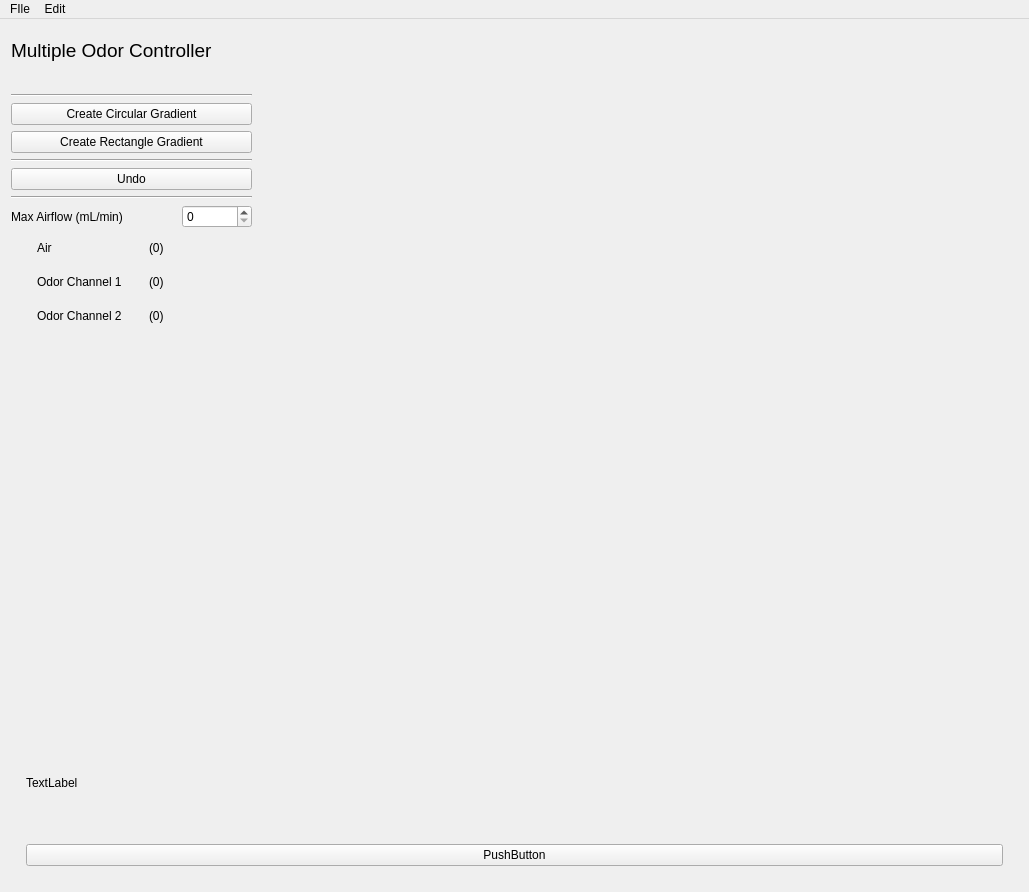
Old version of the form mainwindow.ui in the repository flybrains/odorscape.
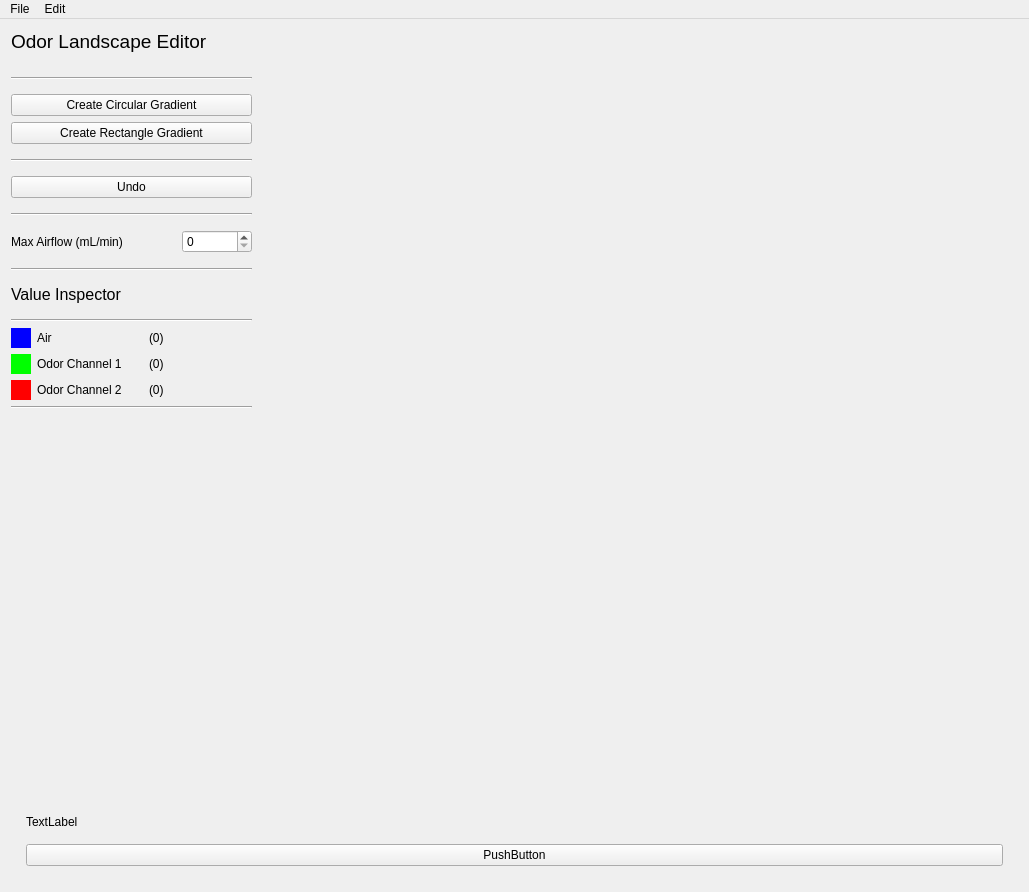
New version of the form. Icons and pictures are not drawn.

Diff of the .ui file:
```diff
--- a/mainwindow.ui
+++ b/mainwindow.ui
@@ -42,7 +42,7 @@
            </font>
           </property>
           <property name="text">
-           <string>Multiple Odor Controller</string>
+           <string>Odor Landscape Editor</string>
           </property>
          </widget>
         </item>
@@ -71,6 +71,19 @@
           </property>
          </widget>
         </item>
+        <item>
+         <spacer name="verticalSpacer_8">
+          <property name="orientation">
+           <enum>Qt::Vertical</enum>
+          </property>
+          <property name="sizeHint" stdset="0">
+           <size>
+            <width>20</width>
+            <height>40</height>
+           </size>
+          </property>
+         </spacer>
+        </item>
         <item>
          <widget class="QPushButton" name="circularGradientButton">
           <property name="sizePolicy">
@@ -91,6 +104,19 @@
           </property>
          </widget>
         </item>
+        <item>
+         <spacer name="verticalSpacer_6">
+          <property name="orientation">
+           <enum>Qt::Vertical</enum>
+          </property>
+          <property name="sizeHint" stdset="0">
+           <size>
+            <width>20</width>
+            <height>40</height>
+           </size>
+          </property>
+         </spacer>
+        </item>
         <item>
          <widget class="Line" name="line">
           <property name="orientation">
@@ -98,6 +124,19 @@
           </property>
          </widget>
         </item>
+        <item>
+         <spacer name="verticalSpacer_7">
+          <property name="orientation">
+           <enum>Qt::Vertical</enum>
+          </property>
+          <property name="sizeHint" stdset="0">
+           <size>
+            <width>20</width>
+            <height>40</height>
+           </size>
+          </property>
+         </spacer>
+        </item>
         <item>
          <widget class="QPushButton" name="rollbackPushButton">
           <property name="text">
@@ -105,6 +144,19 @@
           </property>
          </widget>
         </item>
+        <item>
+         <spacer name="verticalSpacer_5">
+          <property name="orientation">
+           <enum>Qt::Vertical</enum>
+          </property>
+          <property name="sizeHint" stdset="0">
+           <size>
+            <width>20</width>
+            <height>40</height>
+           </size>
+          </property>
+         </spacer>
+        </item>
         <item>
          <widget class="Line" name="line_2">
           <property name="orientation">
@@ -112,6 +164,19 @@
           </property>
          </widget>
         </item>
+        <item>
+         <spacer name="verticalSpacer_3">
+          <property name="orientation">
+           <enum>Qt::Vertical</enum>
+          </property>
+          <property name="sizeHint" stdset="0">
+           <size>
+            <width>20</width>
+            <height>40</height>
+           </size>
+          </property>
+         </spacer>
+        </item>
         <item>
          <layout class="QHBoxLayout" name="horizontalLayout_9">
           <item>
@@ -148,6 +213,77 @@
           </item>
          </layout>
         </item>
+        <item>
+         <spacer name="verticalSpacer_2">
+          <property name="orientation">
+           <enum>Qt::Vertical</enum>
+          </property>
+          <property name="sizeHint" stdset="0">
+           <size>
+            <width>20</width>
+            <height>40</height>
+           </size>
+          </property>
+         </spacer>
+        </item>
+        <item>
+         <widget class="Line" name="line_4">
+          <property name="orientation">
+           <enum>Qt::Horizontal</enum>
+          </property>
+         </widget>
+        </item>
+        <item>
+         <spacer name="verticalSpacer">
+          <property name="orientation">
+           <enum>Qt::Vertical</enum>
+          </property>
+          <property name="sizeHint" stdset="0">
+           <size>
+            <width>20</width>
+            <height>40</height>
+           </size>
+          </property>
+         </spacer>
+        </item>
+        <item>
+         <widget class="QLabel" name="label_6">
+          <property name="maximumSize">
+           <size>
+            <width>16777215</width>
+            <height>40</height>
+           </size>
+          </property>
+          <property name="font">
+           <font>
+            <pointsize>12</pointsize>
+           </font>
+          </property>
+          <property name="text">
+           <string>Value Inspector</string>
+          </property>
+         </widget>
+        </item>
+        <item>
+         <spacer name="verticalSpacer_9">
+          <property name="orientation">
+           <enum>Qt::Vertical</enum>
+          </property>
+          <property name="sizeHint" stdset="0">
+           <size>
+            <width>20</width>
+            <height>40</height>
+           </size>
+          </property>
+         </spacer>
+        </item>
+        <item>
+         <widget class="Line" name="line_6">
+          <property name="orientation">
+           <enum>Qt::Horizontal</enum>
+          </property>
+         </widget>
+        </item>
         <item>
          <layout class="QVBoxLayout" name="verticalLayout_4">
           <item>
@@ -172,9 +308,427 @@
                 <height>20</height>
                </size>
               </property>
+              <property name="palette">
+               <palette>
+                <active>
+                 <colorrole role="WindowText">
+                  <brush brushstyle="SolidPattern">
+                   <color alpha="255">
+                    <red>0</red>
+                    <green>0</green>
+                    <blue>255</blue>
+                   </color>
+                  </brush>
+                 </colorrole>
+                 <colorrole role="Button">
+                  <brush brushstyle="SolidPattern">
+                   <color alpha="255">
+                    <red>0</red>
+                    <green>0</green>
+                    <blue>255</blue>
+                   </color>
+                  </brush>
+                 </colorrole>
+                 <colorrole role="Light">
+                  <brush brushstyle="SolidPattern">
+                   <color alpha="255">
+                    <red>127</red>
+                    <green>127</green>
+                    <blue>255</blue>
+                   </color>
+                  </brush>
+                 </colorrole>
+                 <colorrole role="Midlight">
+                  <brush brushstyle="SolidPattern">
+                   <color alpha="255">
+                    <red>63</red>
+                    <green>63</green>
+                    <blue>255</blue>
+                   </color>
+                  </brush>
+                 </colorrole>
+                 <colorrole role="Dark">
+                  <brush brushstyle="SolidPattern">
+                   <color alpha="255">
+                    <red>0</red>
+                    <green>0</green>
+                    <blue>127</blue>
+                   </color>
+                  </brush>
+                 </colorrole>
+                 <colorrole role="Mid">
+                  <brush brushstyle="SolidPattern">
+                   <color alpha="255">
+                    <red>0</red>
+                    <green>0</green>
+                    <blue>170</blue>
+                   </color>
+                  </brush>
+                 </colorrole>
+                 <colorrole role="Text">
+                  <brush brushstyle="SolidPattern">
+                   <color alpha="255">
+                    <red>0</red>
+                    <green>0</green>
+                    <blue>255</blue>
+                   </color>
+                  </brush>
+                 </colorrole>
+                 <colorrole role="BrightText">
+                  <brush brushstyle="SolidPattern">
+                   <color alpha="255">
+                    <red>255</red>
+                    <green>255</green>
+                    <blue>255</blue>
+                   </color>
+                  </brush>
+                 </colorrole>
+                 <colorrole role="ButtonText">
+                  <brush brushstyle="SolidPattern">
+                   <color alpha="255">
+                    <red>0</red>
+                    <green>0</green>
+                    <blue>255</blue>
+                   </color>
+                  </brush>
+                 </colorrole>
+                 <colorrole role="Base">
+                  <brush brushstyle="SolidPattern">
+                   <color alpha="255">
+                    <red>0</red>
+                    <green>0</green>
+                    <blue>255</blue>
+                   </color>
+                  </brush>
+                 </colorrole>
+                 <colorrole role="Window">
+                  <brush brushstyle="SolidPattern">
+                   <color alpha="255">
+                    <red>0</red>
+                    <green>0</green>
+                    <blue>255</blue>
+                   </color>
+                  </brush>
+                 </colorrole>
+                 <colorrole role="Shadow">
+                  <brush brushstyle="SolidPattern">
+                   <color alpha="255">
+                    <red>0</red>
+                    <green>0</green>
+                    <blue>0</blue>
+                   </color>
+                  </brush>
+                 </colorrole>
+                 <colorrole role="AlternateBase">
+                  <brush brushstyle="SolidPattern">
+                   <color alpha="255">
+                    <red>127</red>
+                    <green>127</green>
+                    <blue>255</blue>
+                   </color>
+                  </brush>
+                 </colorrole>
+                 <colorrole role="ToolTipBase">
+                  <brush brushstyle="SolidPattern">
+                   <color alpha="255">
+                    <red>255</red>
+                    <green>255</green>
+                    <blue>220</blue>
+                   </color>
+                  </brush>
+                 </colorrole>
+                 <colorrole role="ToolTipText">
+                  <brush brushstyle="SolidPattern">
+                   <color alpha="255">
+                    <red>0</red>
+                    <green>0</green>
+                    <blue>0</blue>
+                   </color>
+                  </brush>
+                 </colorrole>
+                </active>
+                <inactive>
+                 <colorrole role="WindowText">
+                  <brush brushstyle="SolidPattern">
+                   <color alpha="255">
+                    <red>0</red>
+                    <green>0</green>
+                    <blue>255</blue>
+                   </color>
+                  </brush>
+                 </colorrole>
+                 <colorrole role="Button">
+                  <brush brushstyle="SolidPattern">
+                   <color alpha="255">
+                    <red>0</red>
+                    <green>0</green>
+                    <blue>255</blue>
+                   </color>
+                  </brush>
+                 </colorrole>
+                 <colorrole role="Light">
+                  <brush brushstyle="SolidPattern">
+                   <color alpha="255">
+                    <red>127</red>
+                    <green>127</green>
+                    <blue>255</blue>
+                   </color>
+                  </brush>
+                 </colorrole>
+                 <colorrole role="Midlight">
+                  <brush brushstyle="SolidPattern">
+                   <color alpha="255">
+                    <red>63</red>
+                    <green>63</green>
+                    <blue>255</blue>
+                   </color>
+                  </brush>
+                 </colorrole>
+                 <colorrole role="Dark">
+                  <brush brushstyle="SolidPattern">
+                   <color alpha="255">
+                    <red>0</red>
+                    <green>0</green>
+                    <blue>127</blue>
+                   </color>
+                  </brush>
+                 </colorrole>
+                 <colorrole role="Mid">
+                  <brush brushstyle="SolidPattern">
+                   <color alpha="255">
+                    <red>0</red>
+                    <green>0</green>
+                    <blue>170</blue>
+                   </color>
+                  </brush>
+                 </colorrole>
+                 <colorrole role="Text">
+                  <brush brushstyle="SolidPattern">
+                   <color alpha="255">
+                    <red>0</red>
+                    <green>0</green>
+                    <blue>255</blue>
+                   </color>
+                  </brush>
+                 </colorrole>
+                 <colorrole role="BrightText">
+                  <brush brushstyle="SolidPattern">
+                   <color alpha="255">
+                    <red>255</red>
+                    <green>255</green>
+                    <blue>255</blue>
+                   </color>
+                  </brush>
+                 </colorrole>
+                 <colorrole role="ButtonText">
+                  <brush brushstyle="SolidPattern">
+                   <color alpha="255">
+                    <red>0</red>
+                    <green>0</green>
+                    <blue>255</blue>
+                   </color>
+                  </brush>
+                 </colorrole>
+                 <colorrole role="Base">
+                  <brush brushstyle="SolidPattern">
+                   <color alpha="255">
+                    <red>0</red>
+                    <green>0</green>
+                    <blue>255</blue>
+                   </color>
+                  </brush>
+                 </colorrole>
+                 <colorrole role="Window">
+                  <brush brushstyle="SolidPattern">
+                   <color alpha="255">
+                    <red>0</red>
+                    <green>0</green>
+                    <blue>255</blue>
+                   </color>
+                  </brush>
+                 </colorrole>
+                 <colorrole role="Shadow">
+                  <brush brushstyle="SolidPattern">
+                   <color alpha="255">
+                    <red>0</red>
+                    <green>0</green>
+                    <blue>0</blue>
+                   </color>
+                  </brush>
+                 </colorrole>
+                 <colorrole role="AlternateBase">
+                  <brush brushstyle="SolidPattern">
+                   <color alpha="255">
+                    <red>127</red>
+                    <green>127</green>
+                    <blue>255</blue>
+                   </color>
+                  </brush>
+                 </colorrole>
+                 <colorrole role="ToolTipBase">
+                  <brush brushstyle="SolidPattern">
+                   <color alpha="255">
+                    <red>255</red>
+                    <green>255</green>
+                    <blue>220</blue>
+                   </color>
+                  </brush>
+                 </colorrole>
+                 <colorrole role="ToolTipText">
+                  <brush brushstyle="SolidPattern">
+                   <color alpha="255">
+                    <red>0</red>
+                    <green>0</green>
+                    <blue>0</blue>
+                   </color>
+                  </brush>
+                 </colorrole>
+                </inactive>
+                <disabled>
+                 <colorrole role="WindowText">
+                  <brush brushstyle="SolidPattern">
+                   <color alpha="255">
+                    <red>0</red>
+                    <green>0</green>
+                    <blue>255</blue>
+                   </color>
+                  </brush>
+                 </colorrole>
+                 <colorrole role="Button">
+                  <brush brushstyle="SolidPattern">
+                   <color alpha="255">
+                    <red>0</red>
+                    <green>0</green>
+                    <blue>255</blue>
+                   </color>
+                  </brush>
+                 </colorrole>
+                 <colorrole role="Light">
+                  <brush brushstyle="SolidPattern">
+                   <color alpha="255">
+                    <red>127</red>
+                    <green>127</green>
+                    <blue>255</blue>
+                   </color>
+                  </brush>
+                 </colorrole>
+                 <colorrole role="Midlight">
+                  <brush brushstyle="SolidPattern">
+                   <color alpha="255">
+                    <red>63</red>
+                    <green>63</green>
+                    <blue>255</blue>
+                   </color>
+                  </brush>
+                 </colorrole>
+                 <colorrole role="Dark">
+                  <brush brushstyle="SolidPattern">
+                   <color alpha="255">
+                    <red>0</red>
+                    <green>0</green>
+                    <blue>127</blue>
+                   </color>
+                  </brush>
+                 </colorrole>
+                 <colorrole role="Mid">
+                  <brush brushstyle="SolidPattern">
+                   <color alpha="255">
+                    <red>0</red>
+                    <green>0</green>
+                    <blue>170</blue>
+                   </color>
+                  </brush>
+                 </colorrole>
+                 <colorrole role="Text">
+                  <brush brushstyle="SolidPattern">
+                   <color alpha="255">
+                    <red>0</red>
+                    <green>0</green>
+                    <blue>255</blue>
+                   </color>
+                  </brush>
+                 </colorrole>
+                 <colorrole role="BrightText">
+                  <brush brushstyle="SolidPattern">
+                   <color alpha="255">
+                    <red>255</red>
+                    <green>255</green>
+                    <blue>255</blue>
+                   </color>
+                  </brush>
+                 </colorrole>
+                 <colorrole role="ButtonText">
+                  <brush brushstyle="SolidPattern">
+                   <color alpha="255">
+                    <red>0</red>
+                    <green>0</green>
+                    <blue>255</blue>
+                   </color>
+                  </brush>
+                 </colorrole>
+                 <colorrole role="Base">
+                  <brush brushstyle="SolidPattern">
+                   <color alpha="255">
+                    <red>0</red>
+                    <green>0</green>
+                    <blue>255</blue>
+                   </color>
+                  </brush>
+                 </colorrole>
+                 <colorrole role="Window">
+                  <brush brushstyle="SolidPattern">
+                   <color alpha="255">
+                    <red>0</red>
+                    <green>0</green>
+                    <blue>255</blue>
+                   </color>
+                  </brush>
+                 </colorrole>
+                 <colorrole role="Shadow">
+                  <brush brushstyle="SolidPattern">
+                   <color alpha="255">
+                    <red>0</red>
+                    <green>0</green>
+                    <blue>0</blue>
+                   </color>
+                  </brush>
+                 </colorrole>
+                 <colorrole role="AlternateBase">
+                  <brush brushstyle="SolidPattern">
+                   <color alpha="255">
+                    <red>0</red>
+                    <green>0</green>
+                    <blue>255</blue>
+                   </color>
+                  </brush>
+                 </colorrole>
+                 <colorrole role="ToolTipBase">
+                  <brush brushstyle="SolidPattern">
+                   <color alpha="255">
+                    <red>255</red>
+                    <green>255</green>
+                    <blue>220</blue>
+                   </color>
+                  </brush>
+                 </colorrole>
+                 <colorrole role="ToolTipText">
+                  <brush brushstyle="SolidPattern">
+                   <color alpha="255">
+                    <red>0</red>
+                    <green>0</green>
+                    <blue>0</blue>
+                   </color>
+                  </brush>
+                 </colorrole>
+                </disabled>
+               </palette>
+              </property>
               <property name="cursor">
                <cursorShape>ArrowCursor</cursorShape>
               </property>
+              <property name="styleSheet">
+               <string notr="true">background-color : rgb(0,0,255); color : blue;</string>
+              </property>
               <property name="text">
                <string/>
               </property>
@@ -224,6 +778,9 @@
                 <height>20</height>
                </size>
               </property>
+              <property name="styleSheet">
+               <string notr="true">background-color : rgb(0,255,0); color : green;</string>
+              </property>
               <property name="text">
                <string/>
               </property>
@@ -273,6 +830,9 @@
                 <height>20</height>
                </size>
               </property>
+              <property name="styleSheet">
+               <string notr="true">background-color : rgb(255,0,0); color : red;</string>
+              </property>
               <property name="text">
                <string/>
               </property>
@@ -308,6 +868,13 @@
           </item>
          </layout>
         </item>
+        <item>
+         <widget class="Line" name="line_5">
+          <property name="orientation">
+           <enum>Qt::Horizontal</enum>
+          </property>
+         </widget>
+        </item>
         <item>
          <spacer name="verticalSpacer_4">
           <property name="orientation">
@@ -447,15 +1014,15 @@
     <addaction name="actionClearImage"/>
     <addaction name="actionEdit_Edge_Policy"/>
    </widget>
-   <widget class="QMenu" name="menuFIle">
+   <widget class="QMenu" name="menuFile">
     <property name="title">
-     <string>FIle</string>
+     <string>File</string>
     </property>
     <addaction name="actionNewCanvas"/>
     <addaction name="actionOpenCanvas"/>
     <addaction name="actionSaveCanvas"/>
    </widget>
-   <addaction name="menuFIle"/>
+   <addaction name="menuFile"/>
    <addaction name="menuEdit"/>
   </widget>
   <action name="actionCopy">
```
Left out of the diff: 9 changed lines with no effect on the pictures.
